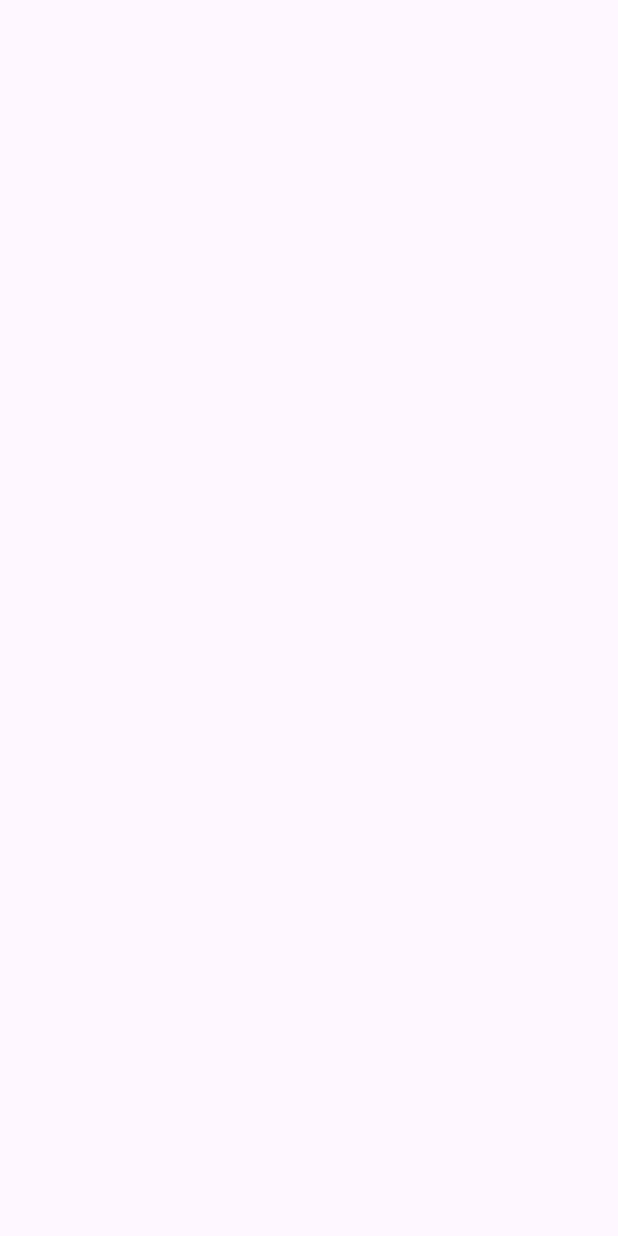
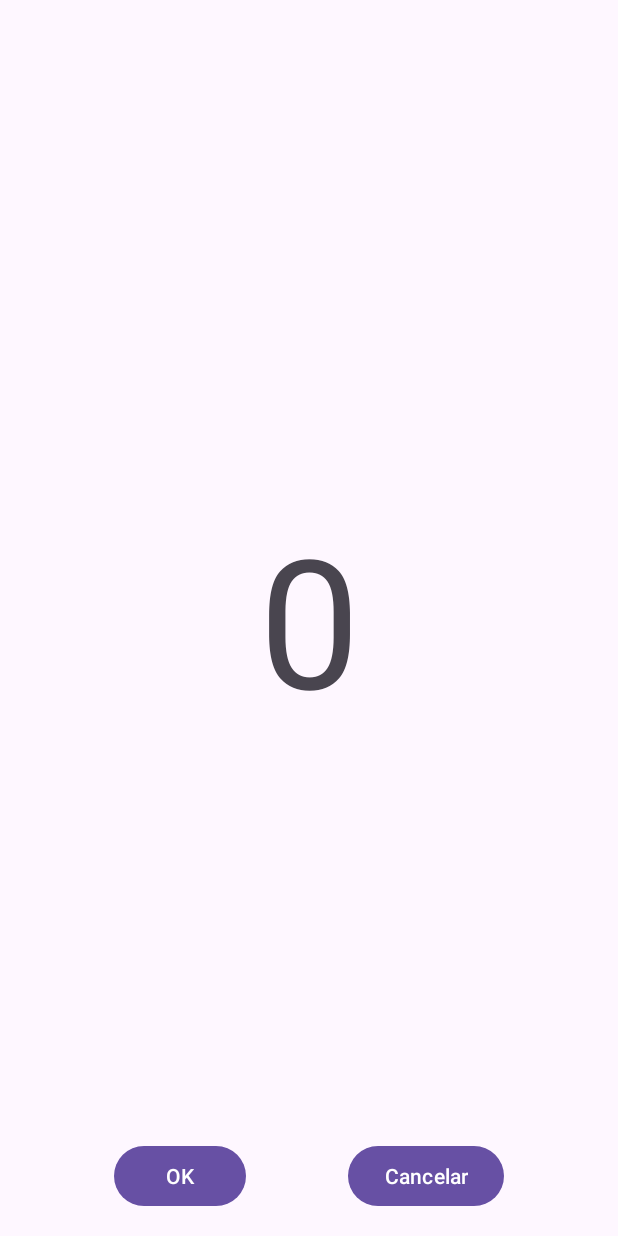
Before and after one commit to rafapuig/PMDM7N_2024, an Android app: the ResultActivity screen opened directly, with no data from a screen before it, on a phone screen of 412 x 824 dp. Before the commit the screen is empty. Run offline under Robolectric (Android 15) with nearby library versions, the phone set to English and light mode, and no system bars.

Commit message:
ActivityResult

```diff
--- a/addapp/src/main/java/es/rafapuig/addapp/ResultActivity.kt
+++ b/addapp/src/main/java/es/rafapuig/addapp/ResultActivity.kt
@@ -1,6 +1,9 @@
 package es.rafapuig.addapp
 
+import android.content.Intent
 import android.os.Bundle
+import android.widget.Button
+import android.widget.TextView
 import androidx.activity.enableEdgeToEdge
 import androidx.appcompat.app.AppCompatActivity
 import androidx.core.view.ViewCompat
@@ -16,5 +19,25 @@ class ResultActivity : AppCompatActivity() {
             v.setPadding(systemBars.left, systemBars.top, systemBars.right, systemBars.bottom)
             insets
         }
+
+        val op1 = intent.getIntExtra("OP1", 0)
+        val op2 = intent.getIntExtra("OP2", 0)
+
+        val suma = op1 + op2
+
+        findViewById<TextView>(R.id.tvResult).text = suma.toString()
+
+
+        findViewById<Button>(R.id.btnOk).setOnClickListener {
+            val intent = Intent()
+            intent.putExtra("RESULTADO", suma)
+            setResult(RESULT_OK, intent)
+            finish()
+        }
+
+        findViewById<Button>(R.id.btnCancel).setOnClickListener {
+            setResult(RESULT_CANCELED)
+            finish()
+        }
     }
 }
--- a/addapp/src/main/res/layout/activity_result.xml
+++ b/addapp/src/main/res/layout/activity_result.xml
@@ -11,11 +11,36 @@
         android:id="@+id/tvResult"
         android:layout_width="wrap_content"
         android:layout_height="wrap_content"
+        android:textSize="120sp"
         app:layout_constraintBottom_toBottomOf="parent"
         app:layout_constraintEnd_toEndOf="parent"
         app:layout_constraintStart_toStartOf="parent"
         app:layout_constraintTop_toTopOf="parent"
-        android:textSize="120sp"
         tools:text="456" />
 
+    <Button
+        android:id="@+id/btnOk"
+        android:layout_width="wrap_content"
+        android:layout_height="wrap_content"
+        android:layout_marginStart="8dp"
+        android:layout_marginBottom="16dp"
+        android:text="OK"
+        app:layout_constraintBottom_toBottomOf="parent"
+        app:layout_constraintEnd_toStartOf="@+id/btnCancel"
+        app:layout_constraintHorizontal_bias="0.5"
+        app:layout_constraintHorizontal_chainStyle="spread"
+        app:layout_constraintStart_toStartOf="parent" />
+
+    <Button
+        android:id="@+id/btnCancel"
+        android:layout_width="wrap_content"
+        android:layout_height="wrap_content"
+        android:layout_marginEnd="8dp"
+        android:layout_marginBottom="16dp"
+        android:text="Cancelar"
+        app:layout_constraintBottom_toBottomOf="parent"
+        app:layout_constraintEnd_toEndOf="parent"
+        app:layout_constraintHorizontal_bias="0.5"
+        app:layout_constraintStart_toEndOf="@+id/btnOk" />
+
 </androidx.constraintlayout.widget.ConstraintLayout>
```
Also changed, not shown: addapp/src/main/java/es/rafapuig/addapp/MainActivity.kt (+64 -4 lines).
